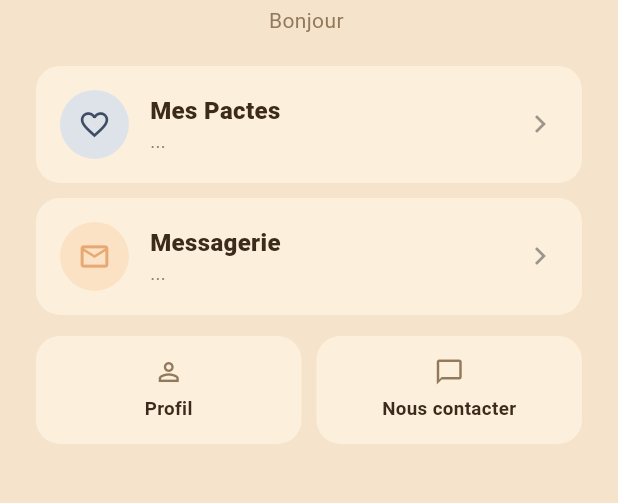
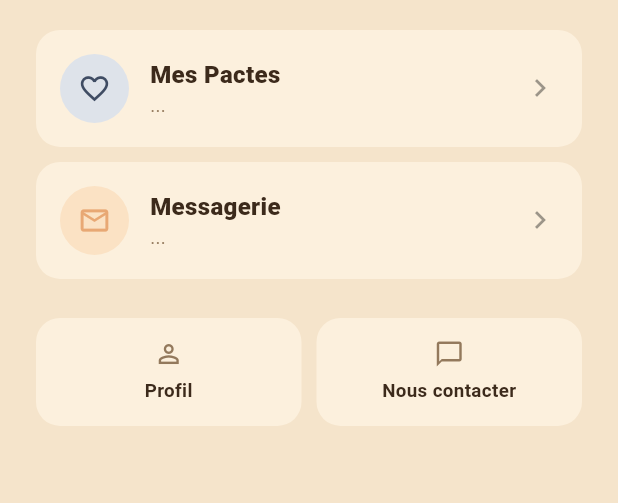
Before and after one commit to kevinarner/le_pacte, a Flutter app: the MenuPrincipalScreen screen opened directly with empty values, on a phone screen of 412 x 824 dp, the part 227-730 px from its top. Run offline on Flutter 3.47's test engine with Material 3 defaults, Android fonts, the phone set to English and light mode, and no system bars; our stand-ins replace firebase_core, firebase_messaging, image_picker, supabase_flutter; missing offline and left inert: dart:js_interop; accounts and stored records are empty.

Commit message:
Hub : retire "Bonjour", centre le libellé du prochain pacte, espace la hiérarchie
Co-Authored-By: Claude Sonnet 5 <noreply@anthropic.com>
Claude-Session: https://claude.ai/code/session_016L6SUTJygDZPTq4He5HGk8

```diff
--- a/lib/screens/root/menu_principal_screen.dart
+++ b/lib/screens/root/menu_principal_screen.dart
@@ -116,9 +116,6 @@ class _MenuPrincipalScreenState extends State<MenuPrincipalScreen> {
               Image.asset('assets/images/logo_mains.png', width: 52),
               const SizedBox(height: 8),
               Image.asset('assets/images/logo_swend_wordmark.png', width: 140),
-              const SizedBox(height: 4),
-              Text('Bonjour ${AppStore.moi.prenom}',
-                  style: const TextStyle(color: AppColors.texteAttenue)),
               const SizedBox(height: 20),
               if (prochain != null) ...[
                 _cartePlusProche(prochain),
@@ -146,7 +143,7 @@ class _MenuPrincipalScreenState extends State<MenuPrincipalScreen> {
                         : '$nombreConversations conversation${nombreConversations! > 1 ? 's' : ''}',
                 onTap: () => _ouvrir(const MessagerieScreen()),
               ),
-              const SizedBox(height: 14),
+              const SizedBox(height: 26),
               Row(
                 children: [
                   Expanded(
@@ -190,13 +187,17 @@ class _MenuPrincipalScreenState extends State<MenuPrincipalScreen> {
           child: Column(
             crossAxisAlignment: CrossAxisAlignment.start,
             children: [
-              const Text(
+              const SizedBox(
+                width: double.infinity,
+                child: Text(
                   'TON PROCHAIN PACTE',
+                  textAlign: TextAlign.center,
                   style: TextStyle(
                     fontSize: 10.5,
                     fontWeight: FontWeight.w700,
                     color: AppColors.accentClair,
                     letterSpacing: 0.06,
+                  ),
                 ),
               ),
               const SizedBox(height: 6),
```
Lines whose indentation alone changed are shown as unchanged.
